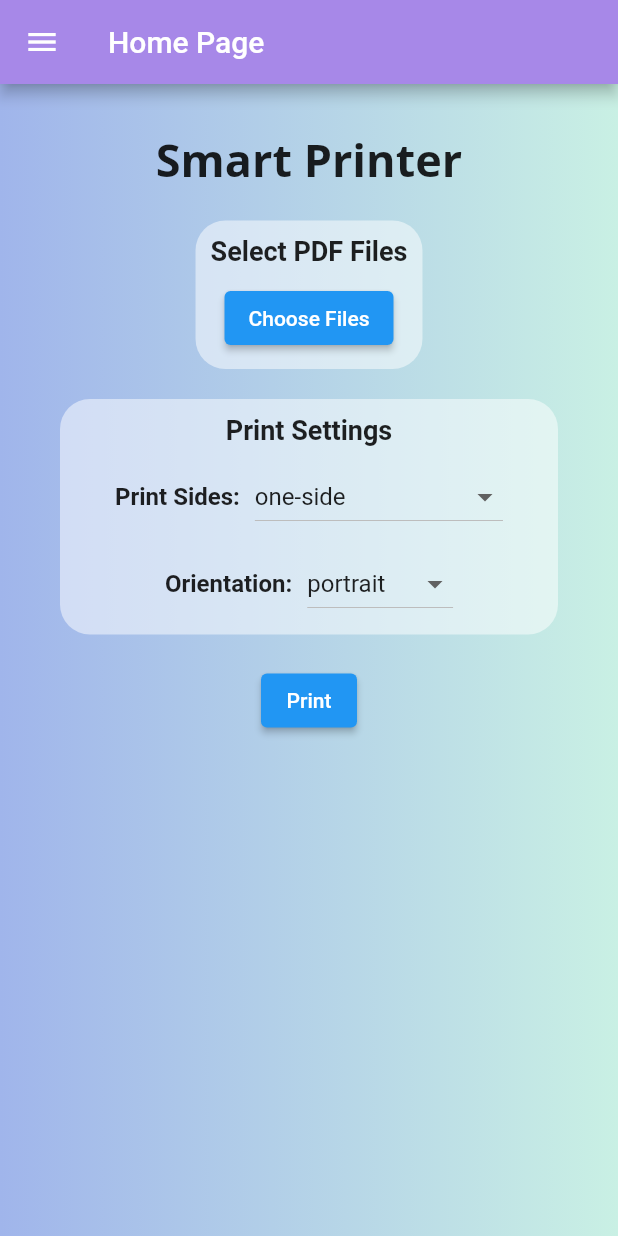
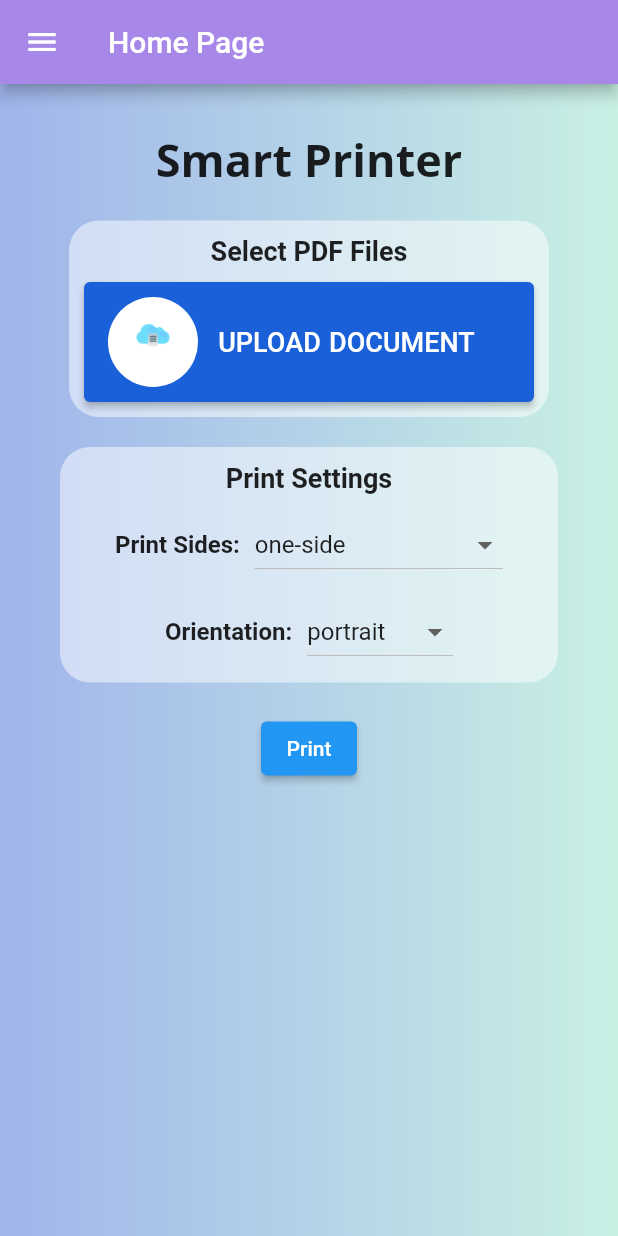
Before and after one commit to devanganaB/smart_printer, a Flutter app: the HomePage screen opened directly, on a phone screen of 412 x 824 dp. Run offline on Flutter 3.47's test engine with Material 2 defaults, Android fonts, the phone set to English and light mode, and no system bars; our stand-ins replace cloud_firestore, file_picker, firebase_auth, firebase_core, fluttertoast; accounts and stored records are empty; Roboto replaces fonts that are missing (Open Sans, Times New Roman).

Commit message:
upload button added

```diff
--- a/lib/Screens/HomePage.dart
+++ b/lib/Screens/HomePage.dart
@@ -155,9 +155,30 @@ class _HomePageState extends State<HomePage> {
                       ),
                     ),
                     const SizedBox(height: 10),
-                    ElevatedButton(
-                      onPressed: _pickFiles,
-                      child: const Text('Choose Files'),
+                    Container(
+                      height: 80,
+                      width: 300,
+                      child: ElevatedButton(
+                        style: ElevatedButton.styleFrom(
+                            backgroundColor: Color.fromARGB(255, 26, 96, 217)),
+                        onPressed: _pickFiles,
+                        child: Row(
+                          children: [
+                            CircleAvatar(
+                              radius: 30,
+                              backgroundColor: Colors.white,
+                              child: Image.asset(
+                                  "assets/images/cloud-upload.gif",
+                                  height: 28),
+                            ),
+                            const Text("   UPLOAD DOCUMENT",
+                                style: TextStyle(
+                                    wordSpacing: 1,
+                                    fontFamily: 'Times New Roman',
+                                    fontSize: 18))
+                          ],
+                        ),
+                      ),
                     ),
                     if (_selectedFiles.isNotEmpty)
                       Column(
```
